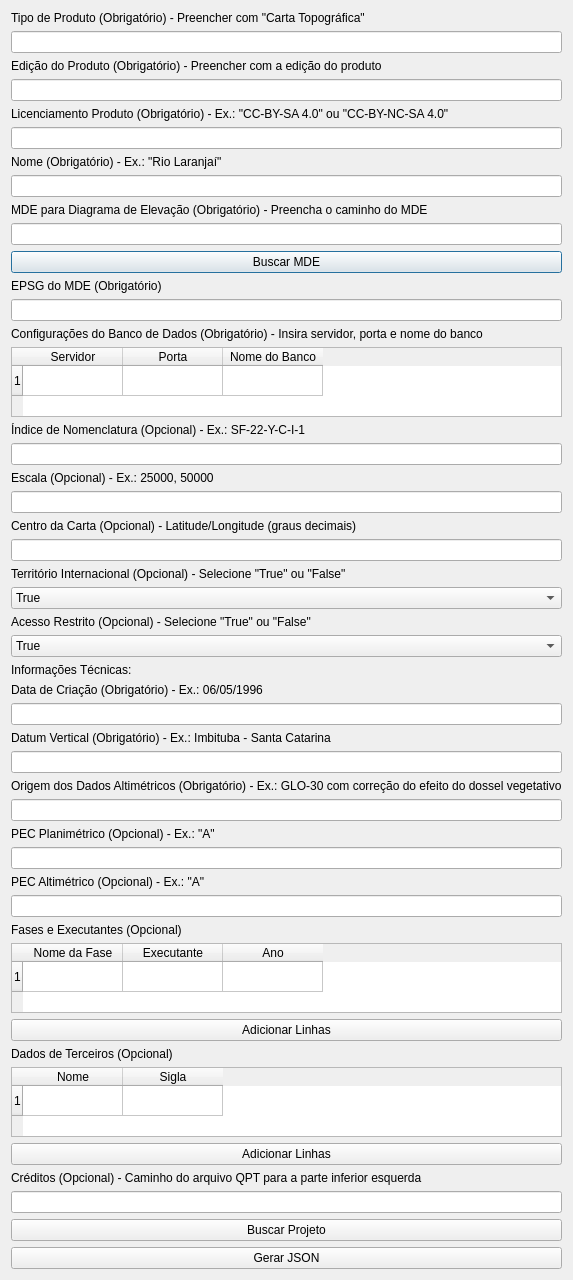
Before: the Qt Designer form Help/export/src/exportjson.ui in dsgoficial/ferramentas_edicao, drawn with Qt 5.
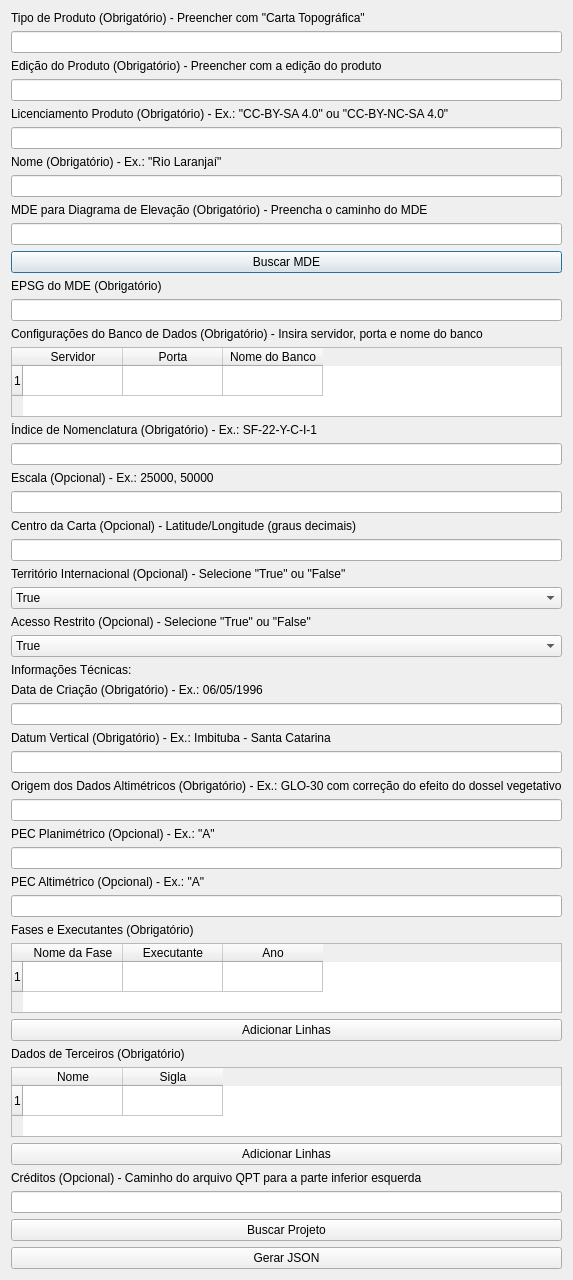
After: the same form once the commit is applied.

Commit message: AtualizaçãoHelp

Diff of the .ui file:
```diff
--- a/Help/export/src/exportjson.ui
+++ b/Help/export/src/exportjson.ui
@@ -131,7 +131,7 @@
    <item>
     <widget class="QLabel" name="label_inom">
      <property name="text">
-      <string>Índice de Nomenclatura (Opcional) - Ex.: SF-22-Y-C-I-1</string>
+      <string>Índice de Nomenclatura (Obrigatório) - Ex.: SF-22-Y-C-I-1</string>
      </property>
     </widget>
    </item>
@@ -262,7 +262,7 @@
    <item>
     <widget class="QLabel" name="label_fases">
      <property name="text">
-      <string>Fases e Executantes (Opcional)</string>
+      <string>Fases e Executantes (Obrigatório)</string>
      </property>
     </widget>
    </item>
@@ -306,7 +306,7 @@
    <item>
     <widget class="QLabel" name="label_dados_terceiros">
      <property name="text">
-      <string>Dados de Terceiros (Opcional)</string>
+      <string>Dados de Terceiros (Obrigatório)</string>
      </property>
     </widget>
    </item>
```
